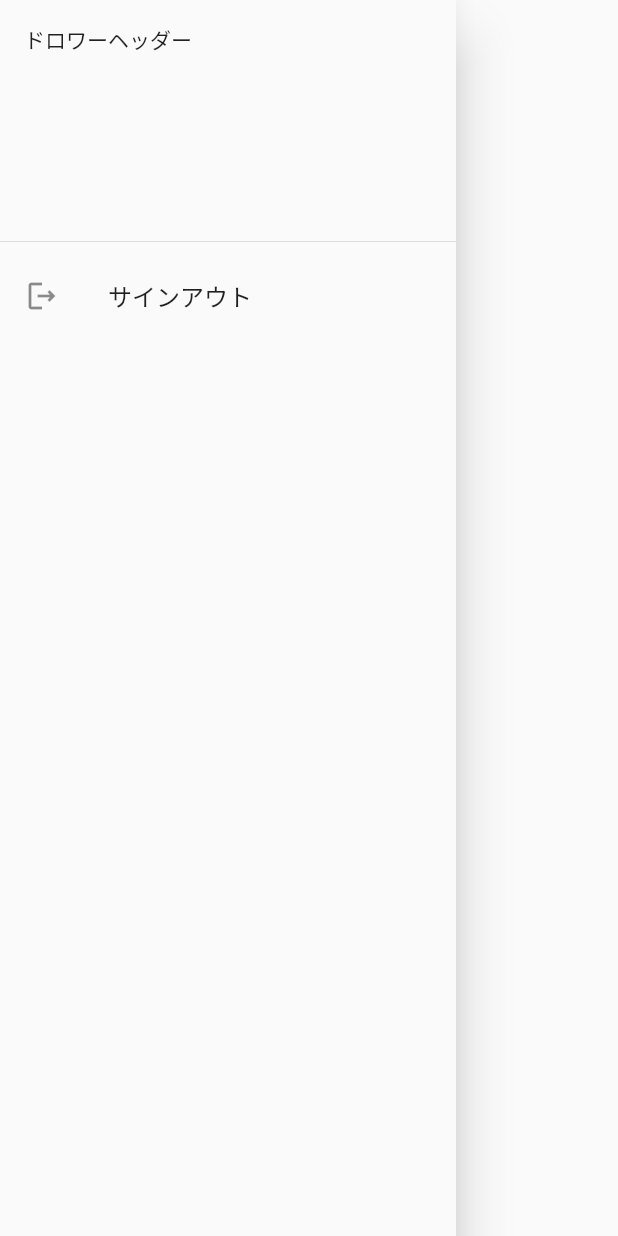
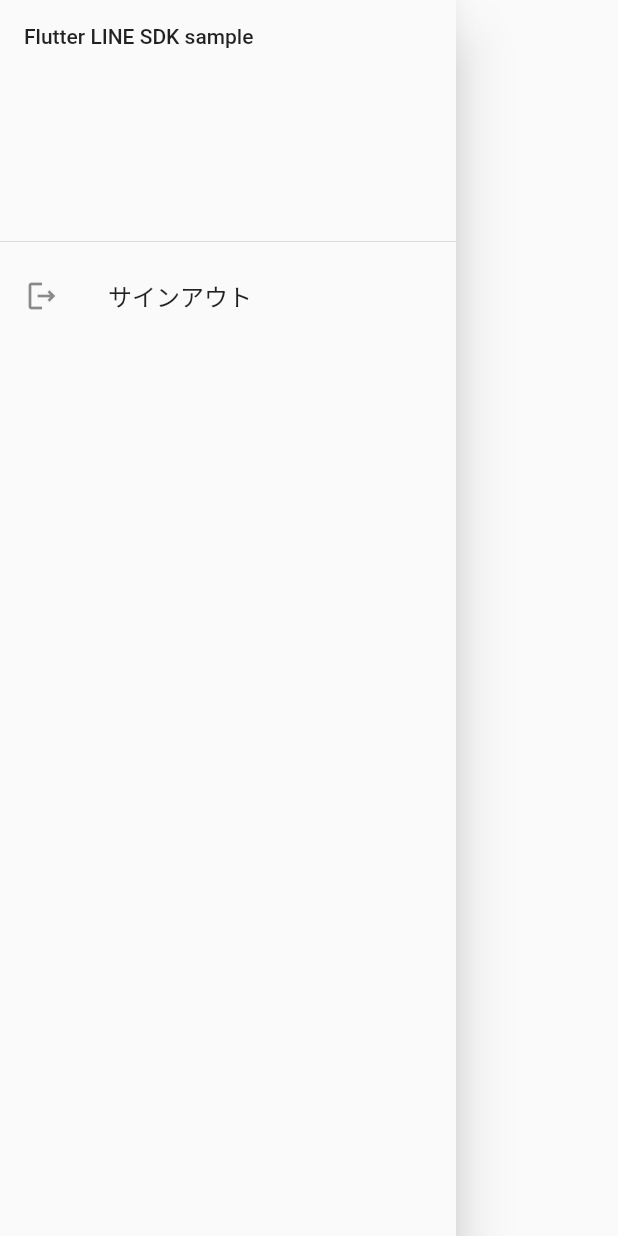
Before and after one commit to kosukesaigusa/flutter-line-sdk-sample, a Flutter app: the AppDrawer widget shown alone on an empty page, opened directly, on a phone screen of 412 x 824 dp. Run offline on Flutter 3.47's test engine with Material 2 defaults, Android fonts, the phone set to English and light mode, and no system bars; our stand-ins replace cached_network_image, flutter_spinkit, gap, shared_preferences; missing offline and left inert: flutter_line_sdk; accounts and stored records are empty.

Commit message:
feat: implement add LINE official accounts feature and refactor codes

```diff
--- a/lib/app.dart
+++ b/lib/app.dart
@@ -27,7 +27,7 @@ class InitialWidget extends StatelessWidget {
           width: double.infinity,
           height: double.infinity,
           child: StreamBuilder(
-            stream: initStream(context),
+            stream: initStream(),
             builder: (
               context,
               // ignore: avoid_types_on_closure_parameters
@@ -52,7 +52,7 @@ class InitialWidget extends StatelessWidget {
         ),
       );
 
-  Stream<UserState> initStream(BuildContext context) async* {
+  Stream<UserState> initStream() async* {
     final signedIn = await store.signedIn;
     if (signedIn) {
       yield const UserState(signedIn: true);
--- a/lib/components/drawer/drawer.dart
+++ b/lib/components/drawer/drawer.dart
@@ -20,7 +20,7 @@ class AppDrawer extends StatelessWidget {
         child: Column(
           crossAxisAlignment: CrossAxisAlignment.start,
           children: const [
-            Text('ドロワーヘッダー'),
+            Text('Flutter LINE SDK sample'),
           ],
         ),
       );
--- a/lib/pages/home/home_page.dart
+++ b/lib/pages/home/home_page.dart
@@ -1,4 +1,3 @@
-import 'package:cached_network_image/cached_network_image.dart';
 import 'package:flutter/material.dart';
 import 'package:flutter_line_sdk_sample/components/cached_network_image/circle_user_icon.dart';
 import 'package:flutter_line_sdk_sample/components/drawer/drawer.dart';
--- a/lib/store/store.dart
+++ b/lib/store/store.dart
@@ -29,7 +29,9 @@ class Store extends ChangeNotifier {
   Future<LoginResult?> signIn() async {
     LoginResult result;
     try {
-      result = await LineSDK.instance.login();
+      result = await LineSDK.instance.login(
+        option: LoginOption(false, 'aggressive'),
+      );
     } on PlatformException catch (e) {
       print(e);
       throw PlatformException(code: e.code);
```
